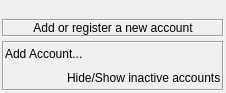
Before: the Qt Designer form src/plugins/accountmanager/accountsoptionswidget2.ui in xnamed/vacuum-im, drawn with Qt 5.
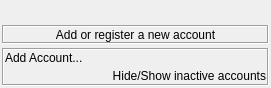
After: the same form once the commit is applied.

The edit to the form file:
```diff
--- a/src/plugins/accountmanager/accountsoptionswidget2.ui
+++ b/src/plugins/accountmanager/accountsoptionswidget2.ui
@@ -6,17 +6,20 @@
    <rect>
     <x>0</x>
     <y>0</y>
-    <width>226</width>
-    <height>93</height>
+    <width>271</width>
+    <height>88</height>
    </rect>
   </property>
   <property name="sizePolicy">
-   <sizepolicy hsizetype="Expanding" vsizetype="Maximum">
+   <sizepolicy hsizetype="Expanding" vsizetype="Preferred">
     <horstretch>0</horstretch>
     <verstretch>0</verstretch>
    </sizepolicy>
   </property>
-  <layout class="QGridLayout" name="gridLayout">
+  <layout class="QVBoxLayout" name="verticalLayout_2">
+   <property name="spacing">
+    <number>4</number>
+   </property>
    <property name="leftMargin">
     <number>2</number>
    </property>
@@ -29,10 +32,7 @@
    <property name="bottomMargin">
     <number>2</number>
    </property>
-   <property name="spacing">
-    <number>4</number>
-   </property>
-   <item row="0" column="0">
+   <item>
     <widget class="QFrame" name="wdtAccounts">
      <property name="sizePolicy">
       <sizepolicy hsizetype="Expanding" vsizetype="Preferred">
@@ -42,7 +42,7 @@
      </property>
     </widget>
    </item>
-   <item row="1" column="0">
+   <item>
     <widget class="QLabel" name="lblNoAccounts">
      <property name="sizePolicy">
       <sizepolicy hsizetype="Expanding" vsizetype="Preferred">
@@ -67,10 +67,10 @@
      </property>
     </widget>
    </item>
-   <item row="2" column="0">
+   <item>
     <widget class="QFrame" name="frame">
      <property name="sizePolicy">
-      <sizepolicy hsizetype="Expanding" vsizetype="Maximum">
+      <sizepolicy hsizetype="Expanding" vsizetype="Preferred">
        <horstretch>0</horstretch>
        <verstretch>0</verstretch>
       </sizepolicy>
@@ -102,7 +102,7 @@
         <item>
          <widget class="QLabel" name="lblAddAccount">
           <property name="sizePolicy">
-           <sizepolicy hsizetype="Preferred" vsizetype="Preferred">
+           <sizepolicy hsizetype="Expanding" vsizetype="Preferred">
             <horstretch>0</horstretch>
             <verstretch>0</verstretch>
            </sizepolicy>
@@ -115,40 +115,14 @@
           </property>
          </widget>
         </item>
-        <item>
-         <spacer name="horizontalSpacer">
-          <property name="orientation">
-           <enum>Qt::Horizontal</enum>
-          </property>
-          <property name="sizeHint" stdset="0">
-           <size>
-            <width>40</width>
-            <height>20</height>
-           </size>
-          </property>
-         </spacer>
-        </item>
        </layout>
       </item>
       <item>
        <layout class="QHBoxLayout" name="horizontalLayout_2">
-        <item>
-         <spacer name="horizontalSpacer_2">
-          <property name="orientation">
-           <enum>Qt::Horizontal</enum>
-          </property>
-          <property name="sizeHint" stdset="0">
-           <size>
-            <width>40</width>
-            <height>20</height>
-           </size>
-          </property>
-         </spacer>
-        </item>
         <item>
          <widget class="QLabel" name="lblHideShowInactive">
           <property name="sizePolicy">
-           <sizepolicy hsizetype="Preferred" vsizetype="Preferred">
+           <sizepolicy hsizetype="Expanding" vsizetype="Preferred">
             <horstretch>0</horstretch>
             <verstretch>0</verstretch>
            </sizepolicy>
@@ -159,6 +133,9 @@
           <property name="textFormat">
            <enum>Qt::RichText</enum>
           </property>
+          <property name="alignment">
+           <set>Qt::AlignRight|Qt::AlignTrailing|Qt::AlignVCenter</set>
+          </property>
          </widget>
         </item>
        </layout>
```
